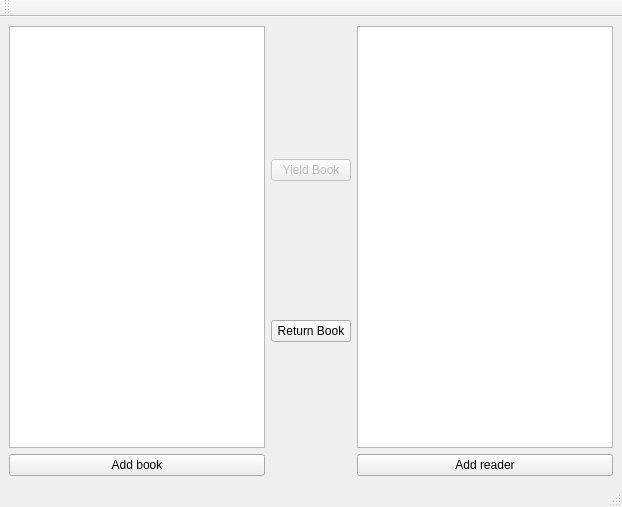
Above: src/booklib/mainwindow.ui from TheJubadze/BookLib before the change. Below: the same form after it.
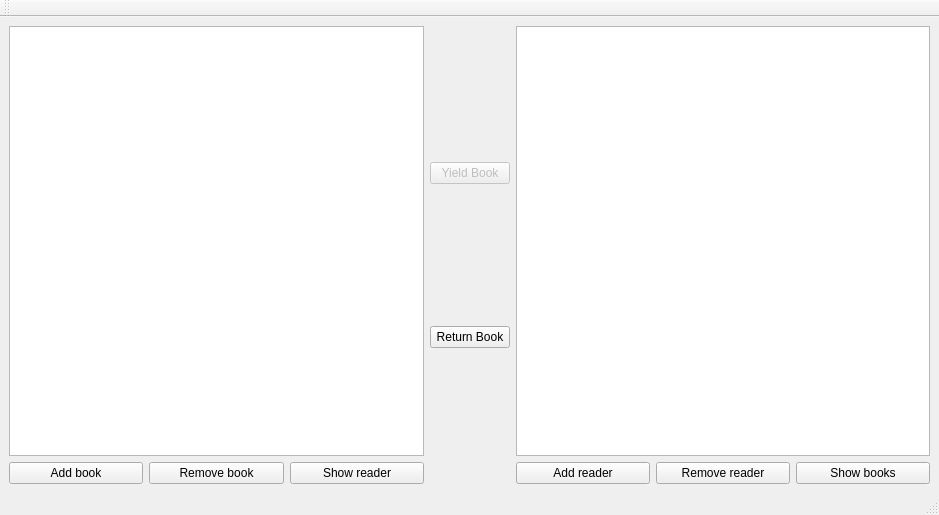
That is the form after the change.

Commit message: add book removing

```diff
--- a/src/booklib/mainwindow.ui
+++ b/src/booklib/mainwindow.ui
@@ -6,27 +6,45 @@
    <rect>
     <x>0</x>
     <y>0</y>
-    <width>622</width>
-    <height>507</height>
+    <width>939</width>
+    <height>515</height>
    </rect>
   </property>
   <property name="windowTitle">
    <string>MainWindow</string>
   </property>
   <widget class="QWidget" name="centralwidget">
-   <layout class="QHBoxLayout" name="horizontalLayout">
+   <layout class="QHBoxLayout" name="horizontalLayout_3">
     <item>
      <layout class="QVBoxLayout" name="verticalLayout">
       <item>
        <widget class="QListWidget" name="booksList"/>
       </item>
       <item>
+       <layout class="QHBoxLayout" name="horizontalLayout">
+        <item>
        <widget class="QPushButton" name="addBookButton">
         <property name="text">
          <string>Add book</string>
         </property>
        </widget>
       </item>
+        <item>
+         <widget class="QPushButton" name="removeBookButton">
+          <property name="text">
+           <string>Remove book</string>
+          </property>
+         </widget>
+        </item>
+        <item>
+         <widget class="QPushButton" name="showReaderButton">
+          <property name="text">
+           <string>Show reader</string>
+          </property>
+         </widget>
+        </item>
+       </layout>
+      </item>
      </layout>
     </item>
     <item>
@@ -56,12 +74,30 @@
        <widget class="QListWidget" name="readersList"/>
       </item>
       <item>
+       <layout class="QHBoxLayout" name="horizontalLayout_2">
+        <item>
        <widget class="QPushButton" name="addReaderButton">
         <property name="text">
          <string>Add reader</string>
         </property>
        </widget>
       </item>
+        <item>
+         <widget class="QPushButton" name="removeReaderButton">
+          <property name="text">
+           <string>Remove reader</string>
+          </property>
+         </widget>
+        </item>
+        <item>
+         <widget class="QPushButton" name="showBooksButton">
+          <property name="text">
+           <string>Show books</string>
+          </property>
+         </widget>
+        </item>
+       </layout>
+      </item>
      </layout>
     </item>
    </layout>
```
Left out of the diff: 2 changed lines with no effect on the pictures. Lines whose indentation alone changed are shown as unchanged. The commit also changes 13 other files.
